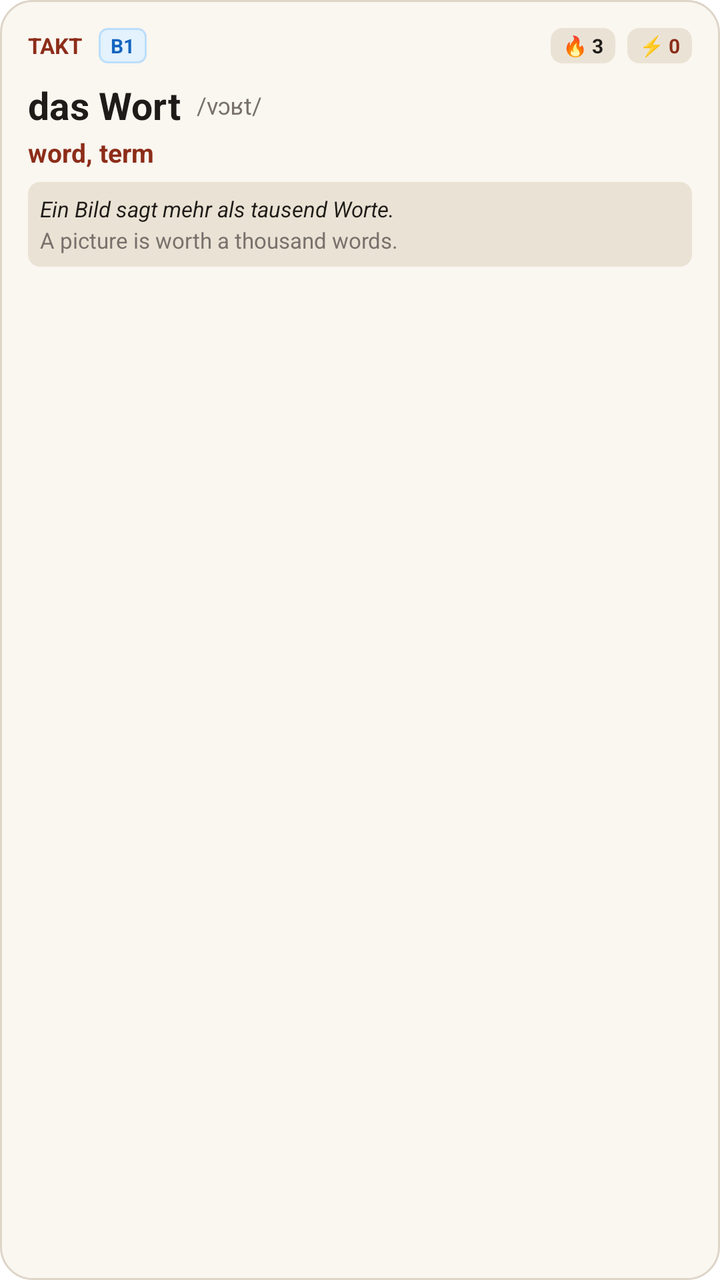
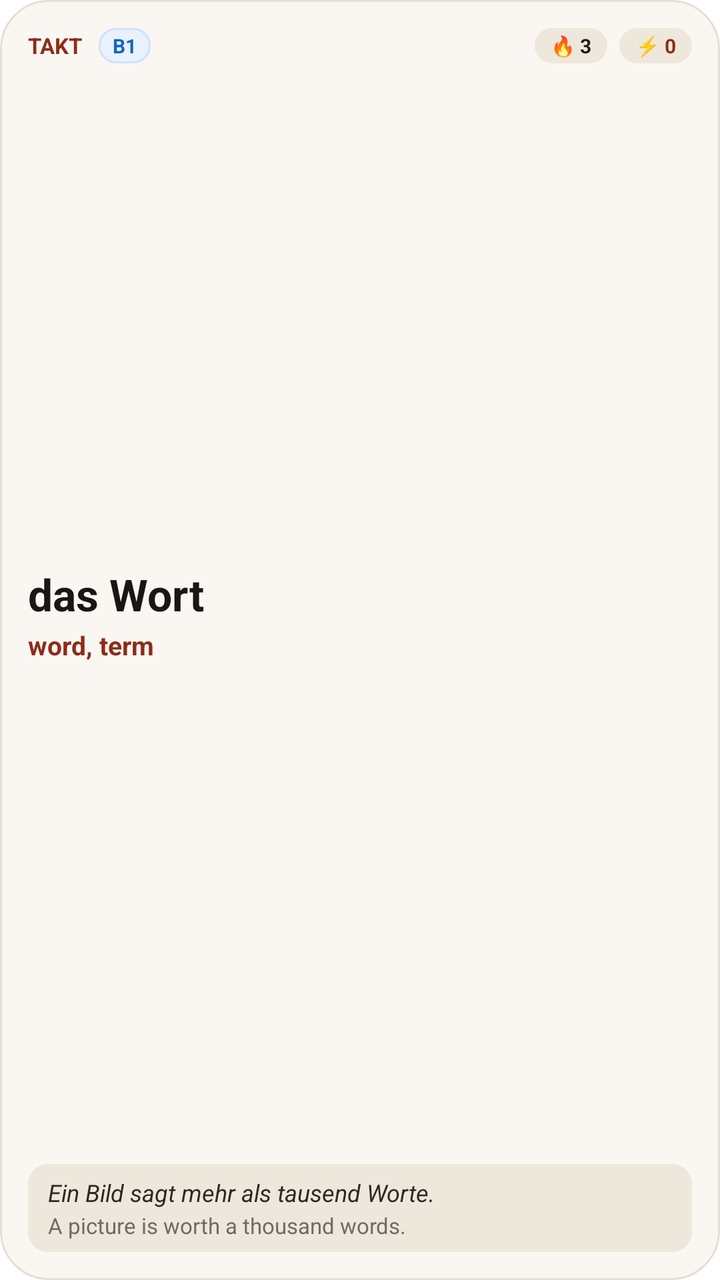

Before-and-after screenshots of an Android layout around one commit, followed by the original layout XML and the change that was made.
<!-- AndroidManifest.xml: fallback theme Theme.MaterialComponents.DayNight.NoActionBar -->
<!-- res/layout/word_of_the_day_widget.xml -->
<?xml version="1.0" encoding="utf-8"?>
<LinearLayout xmlns:android="http://schemas.android.com/apk/res/android"
    android:id="@+id/widget_root"
    android:layout_width="match_parent"
    android:layout_height="match_parent"
    android:background="@drawable/widget_card_bg"
    android:orientation="vertical"
    android:padding="14dp">

    
    <LinearLayout
        android:layout_width="match_parent"
        android:layout_height="wrap_content"
        android:gravity="center_vertical"
        android:orientation="horizontal">

        <TextView
            android:id="@+id/widget_app_title"
            android:layout_width="wrap_content"
            android:layout_height="wrap_content"
            android:text="TAKT"
            android:textColor="#8C2D19"
            android:textSize="11sp"
            android:textStyle="bold" />

        <TextView
            android:id="@+id/widget_cefr_badge"
            android:layout_width="wrap_content"
            android:layout_height="wrap_content"
            android:layout_marginStart="8dp"
            android:background="@drawable/widget_cefr_badge_bg"
            android:paddingLeft="6dp"
            android:paddingTop="2dp"
            android:paddingRight="6dp"
            android:paddingBottom="2dp"
            android:text="B1"
            android:textColor="#1565C0"
            android:textSize="10sp"
            android:textStyle="bold" />

        <FrameLayout
            android:layout_width="0dp"
            android:layout_height="1dp"
            android:layout_weight="1" />

        <TextView
            android:id="@+id/widget_streak_text"
            android:layout_width="wrap_content"
            android:layout_height="wrap_content"
            android:background="@drawable/widget_chip_bg"
            android:paddingLeft="6dp"
            android:paddingTop="2dp"
            android:paddingRight="6dp"
            android:paddingBottom="2dp"
            android:text="🔥 3"
            android:textColor="#1E1B18"
            android:textSize="10sp"
            android:textStyle="bold" />

        <TextView
            android:id="@+id/widget_due_count"
            android:layout_width="wrap_content"
            android:layout_height="wrap_content"
            android:layout_marginStart="6dp"
            android:background="@drawable/widget_chip_bg"
            android:paddingLeft="6dp"
            android:paddingTop="2dp"
            android:paddingRight="6dp"
            android:paddingBottom="2dp"
            android:text="⚡ 0"
            android:textColor="#8C2D19"
            android:textSize="10sp"
            android:textStyle="bold" />
    </LinearLayout>

    
    <LinearLayout
        android:layout_width="match_parent"
        android:layout_height="wrap_content"
        android:layout_marginTop="8dp"
        android:orientation="vertical">

        <LinearLayout
            android:layout_width="match_parent"
            android:layout_height="wrap_content"
            android:baselineAligned="true"
            android:gravity="center_vertical"
            android:orientation="horizontal">

            <TextView
                android:id="@+id/widget_word_title"
                android:layout_width="wrap_content"
                android:layout_height="wrap_content"
                android:text="das Wort"
                android:textColor="#1E1B18"
                android:textSize="19sp"
                android:textStyle="bold" />

            <TextView
                android:id="@+id/widget_word_ipa"
                android:layout_width="wrap_content"
                android:layout_height="wrap_content"
                android:layout_marginStart="8dp"
                android:text="/vɔʁt/"
                android:textColor="#78716C"
                android:textSize="12sp" />
        </LinearLayout>

        <TextView
            android:id="@+id/widget_word_definition"
            android:layout_width="match_parent"
            android:layout_height="wrap_content"
            android:layout_marginTop="2dp"
            android:ellipsize="end"
            android:maxLines="1"
            android:text="word, term"
            android:textColor="#8C2D19"
            android:textSize="13sp"
            android:textStyle="bold" />
    </LinearLayout>

    
    <LinearLayout
        android:id="@+id/widget_example_container"
        android:layout_width="match_parent"
        android:layout_height="wrap_content"
        android:layout_marginTop="6dp"
        android:background="@drawable/widget_chip_bg"
        android:orientation="vertical"
        android:padding="6dp">

        <TextView
            android:id="@+id/widget_example_de"
            android:layout_width="match_parent"
            android:layout_height="wrap_content"
            android:ellipsize="end"
            android:maxLines="1"
            android:text="Ein Bild sagt mehr als tausend Worte."
            android:textColor="#1E1B18"
            android:textSize="11sp"
            android:textStyle="italic" />

        <TextView
            android:id="@+id/widget_example_en"
            android:layout_width="match_parent"
            android:layout_height="wrap_content"
            android:layout_marginTop="1dp"
            android:ellipsize="end"
            android:maxLines="1"
            android:text="A picture is worth a thousand words."
            android:textColor="#78716C"
            android:textSize="11sp" />
    </LinearLayout>

</LinearLayout>
<!-- resources referenced by this layout -->
<resources>
  <!-- drawable widget_card_bg (drawable) -->
  <?xml version="1.0" encoding="utf-8"?>
  <shape xmlns:android="http://schemas.android.com/apk/res/android"
      android:shape="rectangle">
      <solid android:color="#FAF6F0" />
      <corners android:radius="16dp" />
      <stroke
          android:width="1dp"
          android:color="#DDD5C7" />
  </shape>
  <!-- drawable widget_cefr_badge_bg (drawable) -->
  <?xml version="1.0" encoding="utf-8"?>
  <shape xmlns:android="http://schemas.android.com/apk/res/android"
      android:shape="rectangle">
      <solid android:color="#E3F2FD" />
      <corners android:radius="4dp" />
      <stroke
          android:width="1dp"
          android:color="#BBDEFB" />
  </shape>
  <!-- drawable widget_chip_bg (drawable) -->
  <?xml version="1.0" encoding="utf-8"?>
  <shape xmlns:android="http://schemas.android.com/apk/res/android"
      android:shape="rectangle">
      <solid android:color="#EAE3D5" />
      <corners android:radius="6dp" />
  </shape>
</resources>

<!-- the commit's change to res/layout/word_of_the_day_widget.xml (unified diff, before → after) -->
@@ -29,9 +29,9 @@
             android:layout_height="wrap_content"
             android:layout_marginStart="8dp"
             android:background="@drawable/widget_cefr_badge_bg"
-            android:paddingLeft="6dp"
+            android:paddingLeft="7dp"
             android:paddingTop="2dp"
-            android:paddingRight="6dp"
+            android:paddingRight="7dp"
             android:paddingBottom="2dp"
             android:text="B1"
             android:textColor="#1565C0"
@@ -48,9 +48,9 @@
             android:layout_width="wrap_content"
             android:layout_height="wrap_content"
             android:background="@drawable/widget_chip_bg"
-            android:paddingLeft="6dp"
+            android:paddingLeft="8dp"
             android:paddingTop="2dp"
-            android:paddingRight="6dp"
+            android:paddingRight="8dp"
             android:paddingBottom="2dp"
             android:text="🔥 3"
             android:textColor="#1E1B18"
@@ -63,9 +63,9 @@
             android:layout_height="wrap_content"
             android:layout_marginStart="6dp"
             android:background="@drawable/widget_chip_bg"
-            android:paddingLeft="6dp"
+            android:paddingLeft="8dp"
             android:paddingTop="2dp"
-            android:paddingRight="6dp"
+            android:paddingRight="8dp"
             android:paddingBottom="2dp"
             android:text="⚡ 0"
             android:textColor="#8C2D19"
@@ -76,35 +76,23 @@
     
     <LinearLayout
         android:layout_width="match_parent"
-        android:layout_height="wrap_content"
-        android:layout_marginTop="8dp"
-        android:orientation="vertical">
+        android:layout_height="0dp"
+        android:layout_weight="1"
+        android:gravity="center_vertical"
+        android:orientation="vertical"
+        android:paddingTop="4dp"
+        android:paddingBottom="4dp">
 
-        <LinearLayout
+        <TextView
+            android:id="@+id/widget_word_title"
             android:layout_width="match_parent"
             android:layout_height="wrap_content"
-            android:baselineAligned="true"
-            android:gravity="center_vertical"
-            android:orientation="horizontal">
-
-            <TextView
-                android:id="@+id/widget_word_title"
-                android:layout_width="wrap_content"
-                android:layout_height="wrap_content"
-                android:text="das Wort"
-                android:textColor="#1E1B18"
-                android:textSize="19sp"
-                android:textStyle="bold" />
-
-            <TextView
-                android:id="@+id/widget_word_ipa"
-                android:layout_width="wrap_content"
-                android:layout_height="wrap_content"
-                android:layout_marginStart="8dp"
-                android:text="/vɔʁt/"
-                android:textColor="#78716C"
-                android:textSize="12sp" />
-        </LinearLayout>
+            android:ellipsize="end"
+            android:maxLines="1"
+            android:text="das Wort"
+            android:textColor="#1A1614"
+            android:textSize="22sp"
+            android:textStyle="bold" />
 
         <TextView
             android:id="@+id/widget_word_definition"
@@ -124,10 +112,12 @@
         android:id="@+id/widget_example_container"
         android:layout_width="match_parent"
         android:layout_height="wrap_content"
-        android:layout_marginTop="6dp"
         android:background="@drawable/widget_chip_bg"
         android:orientation="vertical"
-        android:padding="6dp">
+        android:paddingLeft="10dp"
+        android:paddingTop="6dp"
+        android:paddingRight="10dp"
+        android:paddingBottom="6dp">
 
         <TextView
             android:id="@+id/widget_example_de"
@@ -136,8 +126,8 @@
             android:ellipsize="end"
             android:maxLines="1"
             android:text="Ein Bild sagt mehr als tausend Worte."
-            android:textColor="#1E1B18"
-            android:textSize="11sp"
+            android:textColor="#2C2825"
+            android:textSize="12sp"
             android:textStyle="italic" />
 
         <TextView
@@ -148,7 +138,7 @@
             android:ellipsize="end"
             android:maxLines="1"
             android:text="A picture is worth a thousand words."
-            android:textColor="#78716C"
+            android:textColor="#706A64"
             android:textSize="11sp" />
     </LinearLayout>
 
<!-- resource entries referenced after the edit -->
@@ -4,28 +4,28 @@
   <?xml version="1.0" encoding="utf-8"?>
   <shape xmlns:android="http://schemas.android.com/apk/res/android"
       android:shape="rectangle">
-      <solid android:color="#FAF6F0" />
-      <corners android:radius="16dp" />
+      <solid android:color="#FAF7F2" />
+      <corners android:radius="24dp" />
       <stroke
           android:width="1dp"
-          android:color="#DDD5C7" />
+          android:color="#E5DFD5" />
   </shape>
   <!-- drawable widget_cefr_badge_bg (drawable) -->
   <?xml version="1.0" encoding="utf-8"?>
   <shape xmlns:android="http://schemas.android.com/apk/res/android"
       android:shape="rectangle">
-      <solid android:color="#E3F2FD" />
-      <corners android:radius="4dp" />
+      <solid android:color="#E8F1FC" />
+      <corners android:radius="8dp" />
       <stroke
           android:width="1dp"
-          android:color="#BBDEFB" />
+          android:color="#CFE2FE" />
   </shape>
   <!-- drawable widget_chip_bg (drawable) -->
   <?xml version="1.0" encoding="utf-8"?>
   <shape xmlns:android="http://schemas.android.com/apk/res/android"
       android:shape="rectangle">
-      <solid android:color="#EAE3D5" />
-      <corners android:radius="6dp" />
+      <solid android:color="#EEE7DC" />
+      <corners android:radius="10dp" />
   </shape>
 </resources>
 
